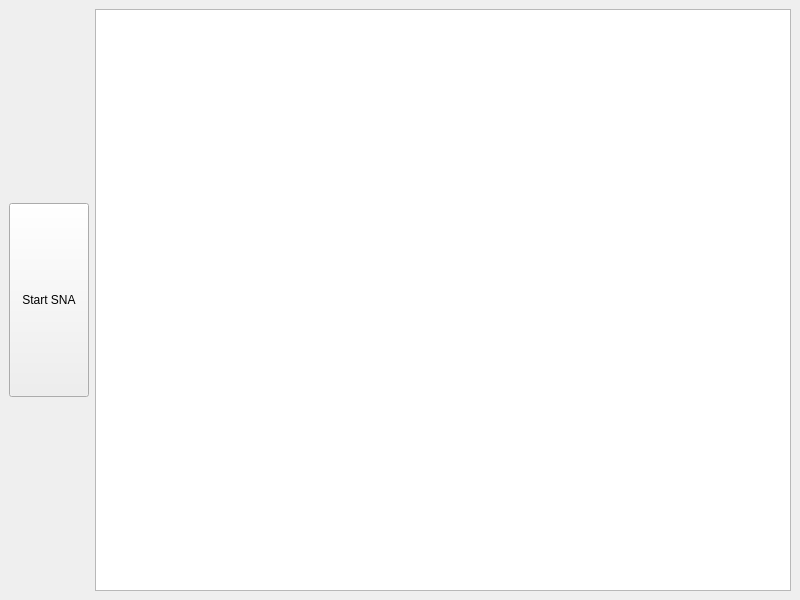
This is MN/mainwindow.ui in alperyazir/SecondaryNodeAddition as Qt 5 draws it before an edit. The edited form follows.
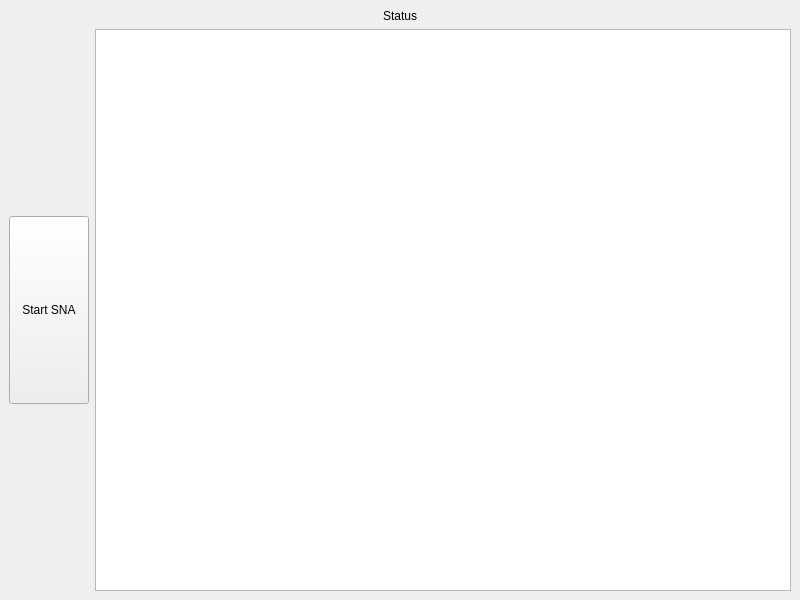
This is the edited form.

```diff
--- a/MN/mainwindow.ui
+++ b/MN/mainwindow.ui
@@ -16,7 +16,17 @@
   <widget class="QWidget" name="centralwidget">
    <layout class="QVBoxLayout" name="verticalLayout_2">
     <item>
-     <layout class="QHBoxLayout" name="horizontalLayout_3">
+     <widget class="QLabel" name="label">
+      <property name="text">
+       <string>Status</string>
+      </property>
+      <property name="alignment">
+       <set>Qt::AlignCenter</set>
+      </property>
+     </widget>
+    </item>
+    <item>
+     <layout class="QHBoxLayout" name="horizontalLayout_2">
       <item>
        <layout class="QVBoxLayout" name="verticalLayout">
         <item>
```
